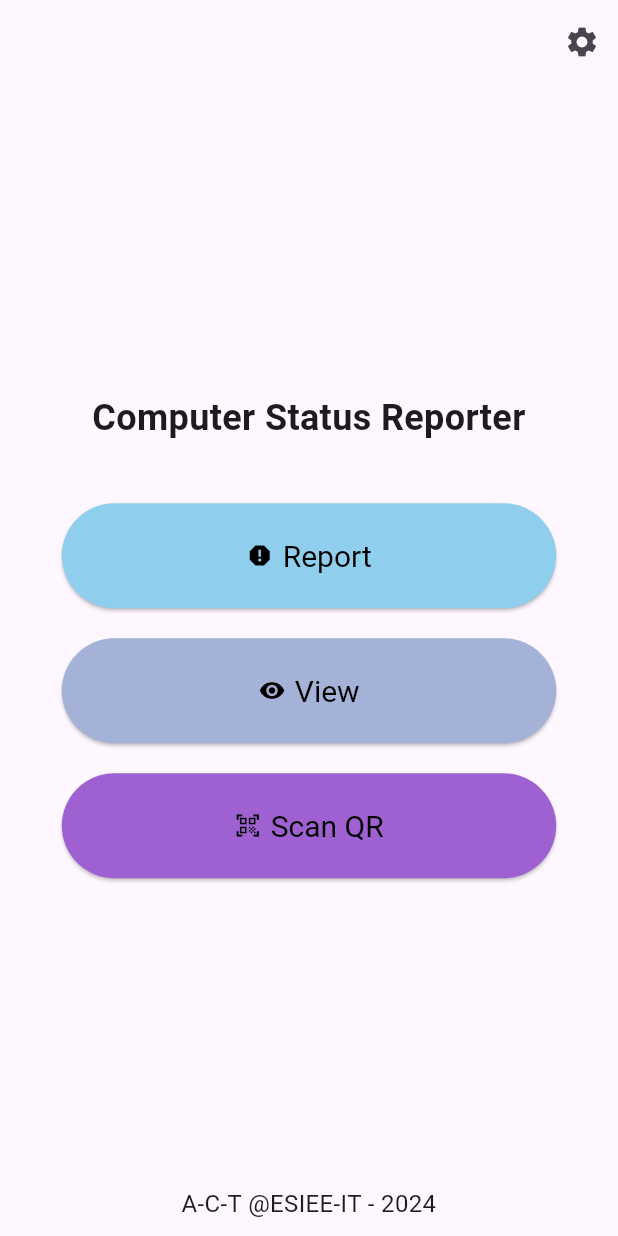
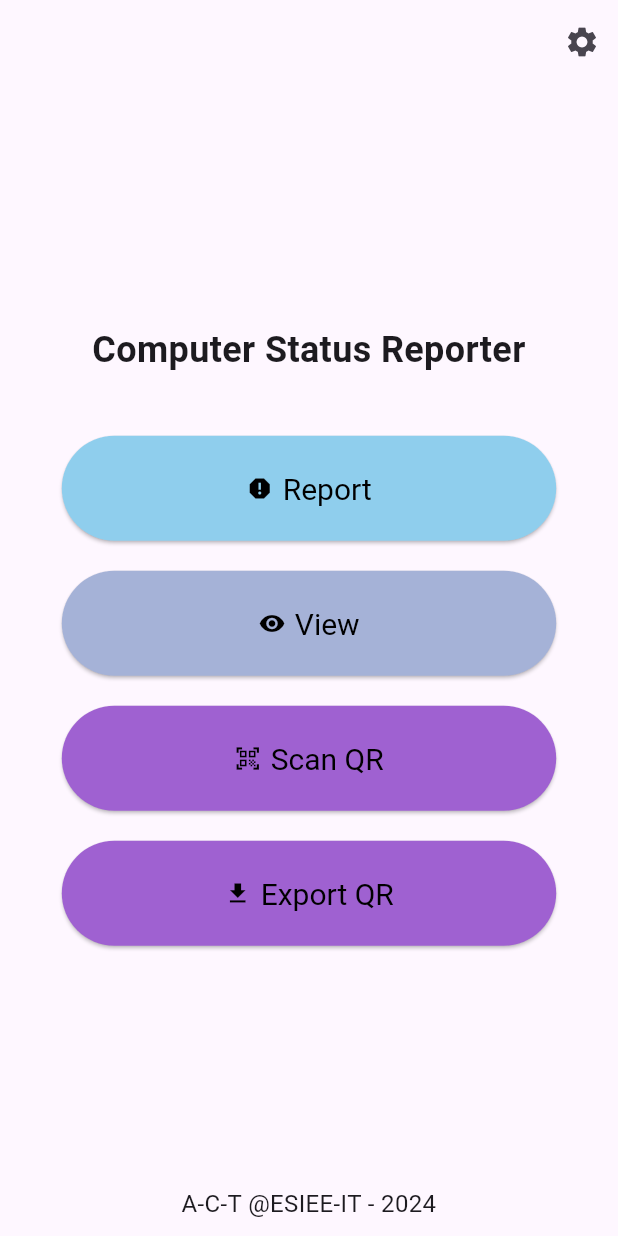
Before and after one commit to arthurpellegrini/ComputerStatusReporter, a Flutter app: the screen it shows after launch, on a phone screen of 412 x 824 dp. Run offline on Flutter 3.47's test engine with Material 3 defaults, Android fonts, the phone set to English and light mode, and no system bars; our stand-ins replace cloud_firestore, firebase_core, fluttertoast, pdf, printing, qr_flutter; missing offline and left inert: country_flags; accounts and stored records are empty; generated files the repository leaves out were written again.

Commit message:
Feat: Export All Computer to QR codes

```diff
--- a/lib/model/computer.dart
+++ b/lib/model/computer.dart
@@ -31,6 +31,7 @@ class Computer {
 
   @override
   String toString() {
-    return 'Computer(id: $id, computerName: $computerName, classroomId: $classroomId, positions: $positions)';
+    // return 'Computer(id: $id, computerName: $computerName, classroomId: $classroomId, positions: $positions)';
+    return '$classroomId/$computerName';
   }
 }
--- /dev/null
+++ b/lib/widgets/custom/custom_download_qr_codes.dart
@@ -0,0 +1,69 @@
+import 'dart:typed_data';
+import 'package:flutter/material.dart';
+import 'package:pdf/pdf.dart';
+import 'package:printing/printing.dart';
+import 'package:flutter_gen/gen_l10n/app_localizations.dart';
+import 'package:computer_status_reporter/model/data_controller.dart';
+import 'package:computer_status_reporter/qr_code/pdf_generator.dart';
+
+
+class CustomDownloadQr extends StatefulWidget {
+  const CustomDownloadQr({super.key, required this.dataController});
+
+  final DataController dataController;
+
+  @override
+  State<CustomDownloadQr> createState() => _CustomDownloadQrState();
+}
+
+class _CustomDownloadQrState extends State<CustomDownloadQr> {
+  bool _isGeneratingPDF = false;
+
+  @override
+  Widget build(BuildContext context) {
+    return ElevatedButton.icon(
+      onPressed: _isGeneratingPDF ? null : _generatePDF,
+      icon: _isGeneratingPDF
+          ? const SizedBox(
+              width: 24,
+              height: 24,
+              child: CircularProgressIndicator(
+                strokeWidth: 2.0,
+                color: Colors.black,
+              ),
+            )
+          : const Icon(Icons.download, color: Colors.black),
+      label: Text(
+        AppLocalizations.of(context)!.exportQR,
+        style: const TextStyle(color: Colors.black),
+      ),
+      style: ElevatedButton.styleFrom(
+        backgroundColor: const Color(0xFF9F61D1),
+        padding: const EdgeInsets.symmetric(vertical: 20),
+        textStyle: const TextStyle(fontSize: 20),
+        minimumSize: const Size(400, 70),
+        maximumSize: const Size(2000, 70),
+      ),
+    );
+  }
+
+  Future<void> _generatePDF() async {
+    setState(() {
+      _isGeneratingPDF = true;
+    });
+
+    try {
+      PDFGenerator pdfGenerator = PDFGenerator(dataController: widget.dataController);
+      Uint8List pdfData = await pdfGenerator.generatePDFWithQR();
+
+      // Display the generated PDF
+      await Printing.layoutPdf(
+        onLayout: (PdfPageFormat format) async => pdfData,
+      );
+    } finally {
+      setState(() {
+        _isGeneratingPDF = false;
+      });
+    }
+  }
+}
--- a/lib/widgets/home_view.dart
+++ b/lib/widgets/home_view.dart
@@ -1,4 +1,5 @@
 import 'package:computer_status_reporter/model/data_controller.dart';
+import 'package:computer_status_reporter/widgets/custom/custom_download_qr_codes.dart';
 import 'package:flutter/material.dart';
 import 'package:flutter_gen/gen_l10n/app_localizations.dart';
 import 'custom/custom_button.dart';
@@ -88,6 +89,8 @@ class HomeView extends StatelessWidget {
             label: AppLocalizations.of(context)!.scanQR,
             backgroundColor: const Color(0xFF9F61D1),
           ),
+          const SizedBox(height: 20),
+          CustomDownloadQr(dataController: dataController),
         ],
       ),
     );
```
Also changed, not shown: lib/qr_code/pdf_generator.dart (added, +83 -0 lines), pubspec.yaml (+7 -3 lines), pubspec.lock, 5 other files.
